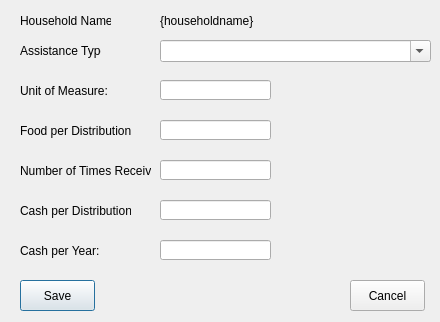
The window that open-ihm/gui/designs/ui_household_income_transfers.ui (snim2mirror/openihm) describes before a commit, drawn with Qt 5.
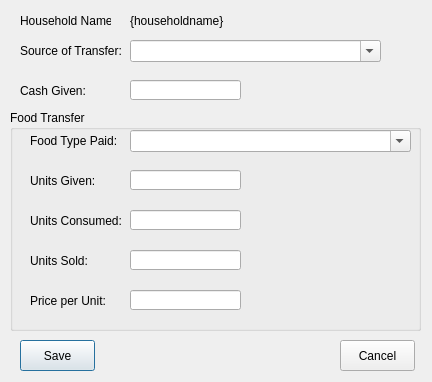
The same window after the commit.

Commit message: Modified the data entry forms for transfers and tranfers from orgs. temporarily disabled saving and editing transfers and transfers from orgs.

```diff
--- a/open-ihm/gui/designs/ui_household_income_transfers.ui
+++ b/open-ihm/gui/designs/ui_household_income_transfers.ui
@@ -6,57 +6,54 @@
    <rect>
     <x>0</x>
     <y>0</y>
-    <width>440</width>
-    <height>322</height>
+    <width>432</width>
+    <height>382</height>
    </rect>
   </property>
   <property name="windowTitle">
-   <string>Add Transfer Income</string>
+   <string>Add Transfer</string>
   </property>
-  <widget class="QPushButton" name="cmdSave">
+  <widget class="QLabel" name="label_2">
    <property name="geometry">
     <rect>
      <x>20</x>
-     <y>280</y>
-     <width>75</width>
-     <height>31</height>
+     <y>40</y>
+     <width>101</width>
+     <height>21</height>
     </rect>
    </property>
    <property name="text">
-    <string>Save</string>
+    <string>Source of Transfer:</string>
    </property>
-   <property name="default">
+  </widget>
+  <widget class="QComboBox" name="cmbSourceOfTransfer">
+   <property name="geometry">
+    <rect>
+     <x>130</x>
+     <y>40</y>
+     <width>251</width>
+     <height>22</height>
+    </rect>
+   </property>
+   <property name="editable">
     <bool>true</bool>
    </property>
   </widget>
-  <widget class="QLineEdit" name="txtCashPerDist">
+  <widget class="QLineEdit" name="txtCash">
    <property name="geometry">
     <rect>
-     <x>160</x>
-     <y>200</y>
+     <x>130</x>
+     <y>80</y>
      <width>111</width>
      <height>20</height>
     </rect>
    </property>
   </widget>
-  <widget class="QLabel" name="lblHouseholdName">
-   <property name="geometry">
-    <rect>
-     <x>160</x>
-     <y>10</y>
-     <width>271</width>
-     <height>21</height>
-    </rect>
-   </property>
-   <property name="text">
-    <string>{householdname}</string>
-   </property>
-  </widget>
   <widget class="QPushButton" name="cmdCancel">
    <property name="geometry">
     <rect>
-     <x>350</x>
-     <y>280</y>
+     <x>340</x>
+     <y>340</y>
      <width>75</width>
      <height>31</height>
     </rect>
@@ -65,42 +62,6 @@
     <string>Cancel</string>
    </property>
   </widget>
-  <widget class="QLabel" name="label_3">
-   <property name="geometry">
-    <rect>
-     <x>20</x>
-     <y>80</y>
-     <width>131</width>
-     <height>21</height>
-    </rect>
-   </property>
-   <property name="text">
-    <string>Unit of Measure:</string>
-   </property>
-  </widget>
-  <widget class="QLabel" name="label_6">
-   <property name="geometry">
-    <rect>
-     <x>20</x>
-     <y>200</y>
-     <width>111</width>
-     <height>21</height>
-    </rect>
-   </property>
-   <property name="text">
-    <string>Cash per Distribution:</string>
-   </property>
-  </widget>
-  <widget class="QLineEdit" name="txtUnitOfMeasure">
-   <property name="geometry">
-    <rect>
-     <x>160</x>
-     <y>80</y>
-     <width>111</width>
-     <height>20</height>
-    </rect>
-   </property>
-  </widget>
   <widget class="QLabel" name="label">
    <property name="geometry">
     <rect>
@@ -114,100 +75,178 @@
     <string>Household Name:</string>
    </property>
   </widget>
-  <widget class="QLineEdit" name="txtFoodPerDist">
-   <property name="geometry">
-    <rect>
-     <x>160</x>
-     <y>120</y>
-     <width>111</width>
-     <height>20</height>
-    </rect>
-   </property>
-  </widget>
-  <widget class="QLabel" name="label_2">
-   <property name="geometry">
-    <rect>
-     <x>20</x>
-     <y>40</y>
-     <width>81</width>
-     <height>21</height>
-    </rect>
-   </property>
-   <property name="text">
-    <string>Assistance Type:</string>
-   </property>
-  </widget>
-  <widget class="QComboBox" name="cboAssistanceType">
-   <property name="geometry">
-    <rect>
-     <x>160</x>
-     <y>40</y>
-     <width>271</width>
-     <height>22</height>
-    </rect>
-   </property>
-   <property name="editable">
-    <bool>true</bool>
-   </property>
-  </widget>
-  <widget class="QLabel" name="label_5">
-   <property name="geometry">
-    <rect>
-     <x>20</x>
-     <y>120</y>
-     <width>111</width>
-     <height>21</height>
-    </rect>
-   </property>
-   <property name="text">
-    <string>Food per Distribution:</string>
-   </property>
-  </widget>
-  <widget class="QLineEdit" name="txtNumReceived">
-   <property name="geometry">
-    <rect>
-     <x>160</x>
-     <y>160</y>
-     <width>111</width>
-     <height>20</height>
-    </rect>
-   </property>
-  </widget>
   <widget class="QLabel" name="label_4">
    <property name="geometry">
     <rect>
      <x>20</x>
-     <y>160</y>
-     <width>131</width>
+     <y>80</y>
+     <width>91</width>
      <height>21</height>
     </rect>
    </property>
    <property name="text">
-    <string>Number of Times Received:</string>
+    <string>Cash Given:</string>
    </property>
   </widget>
-  <widget class="QLineEdit" name="txtCashPerYear">
+  <widget class="QLabel" name="lblHouseholdName">
    <property name="geometry">
     <rect>
-     <x>160</x>
-     <y>240</y>
-     <width>111</width>
-     <height>20</height>
+     <x>130</x>
+     <y>10</y>
+     <width>271</width>
+     <height>21</height>
     </rect>
    </property>
+   <property name="text">
+    <string>{householdname}</string>
+   </property>
   </widget>
-  <widget class="QLabel" name="label_7">
+  <widget class="QPushButton" name="cmdSave">
    <property name="geometry">
     <rect>
      <x>20</x>
-     <y>240</y>
-     <width>101</width>
-     <height>21</height>
+     <y>340</y>
+     <width>75</width>
+     <height>31</height>
     </rect>
    </property>
    <property name="text">
-    <string>Cash per Year:</string>
+    <string>Save</string>
    </property>
+   <property name="default">
+    <bool>true</bool>
+   </property>
+  </widget>
+  <widget class="QGroupBox" name="groupBox">
+   <property name="geometry">
+    <rect>
+     <x>10</x>
+     <y>110</y>
+     <width>411</width>
+     <height>221</height>
+    </rect>
+   </property>
+   <property name="title">
+    <string>Food Transfer</string>
+   </property>
+   <widget class="QLabel" name="label_6">
+    <property name="geometry">
+     <rect>
+      <x>20</x>
+      <y>140</y>
+      <width>81</width>
+      <height>21</height>
+     </rect>
+    </property>
+    <property name="text">
+     <string>Units Sold:</string>
+    </property>
+   </widget>
+   <widget class="QLineEdit" name="txtUnitsConsumed">
+    <property name="geometry">
+     <rect>
+      <x>120</x>
+      <y>100</y>
+      <width>111</width>
+      <height>20</height>
+     </rect>
+    </property>
+   </widget>
+   <widget class="QLineEdit" name="txtUnitsGiven">
+    <property name="geometry">
+     <rect>
+      <x>120</x>
+      <y>60</y>
+      <width>111</width>
+      <height>20</height>
+     </rect>
+    </property>
+   </widget>
+   <widget class="QLabel" name="label_5">
+    <property name="geometry">
+     <rect>
+      <x>20</x>
+      <y>100</y>
+      <width>91</width>
+      <height>21</height>
+     </rect>
+    </property>
+    <property name="text">
+     <string>Units Consumed:</string>
+    </property>
+   </widget>
+   <widget class="QLineEdit" name="txtUnitsSold">
+    <property name="geometry">
+     <rect>
+      <x>120</x>
+      <y>140</y>
+      <width>111</width>
+      <height>20</height>
+     </rect>
+    </property>
+   </widget>
+   <widget class="QLabel" name="label_7">
+    <property name="geometry">
+     <rect>
+      <x>20</x>
+      <y>60</y>
+      <width>71</width>
+      <height>21</height>
+     </rect>
+    </property>
+    <property name="text">
+     <string>Units Given:</string>
+    </property>
+   </widget>
+   <widget class="QLabel" name="label_3">
+    <property name="geometry">
+     <rect>
+      <x>20</x>
+      <y>20</y>
+      <width>131</width>
+      <height>21</height>
+     </rect>
+    </property>
+    <property name="text">
+     <string>Food Type Paid:</string>
+    </property>
+   </widget>
+   <widget class="QComboBox" name="cmbFoodType">
+    <property name="geometry">
+     <rect>
+      <x>120</x>
+      <y>20</y>
+      <width>281</width>
+      <height>22</height>
+     </rect>
+    </property>
+    <property name="editable">
+     <bool>true</bool>
+    </property>
+   </widget>
+   <widget class="QLineEdit" name="txtUnitPrice">
+    <property name="geometry">
+     <rect>
+      <x>120</x>
+      <y>180</y>
+      <width>111</width>
+      <height>20</height>
+     </rect>
+    </property>
+   </widget>
+   <widget class="QLabel" name="label_8">
+    <property name="geometry">
+     <rect>
+      <x>20</x>
+      <y>180</y>
+      <width>81</width>
+      <height>21</height>
+     </rect>
+    </property>
+    <property name="text">
+     <string>Price per Unit:</string>
+    </property>
+   </widget>
   </widget>
  </widget>
  <tabstops>
```
Left out of the diff: 8 changed lines with no effect on the pictures. The commit also changes 6 other files.
